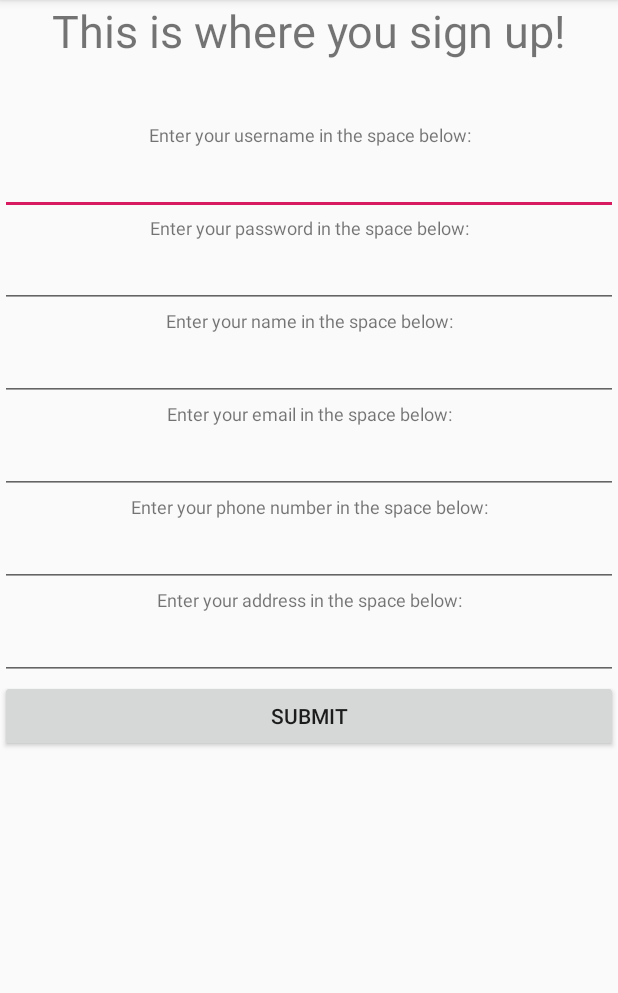
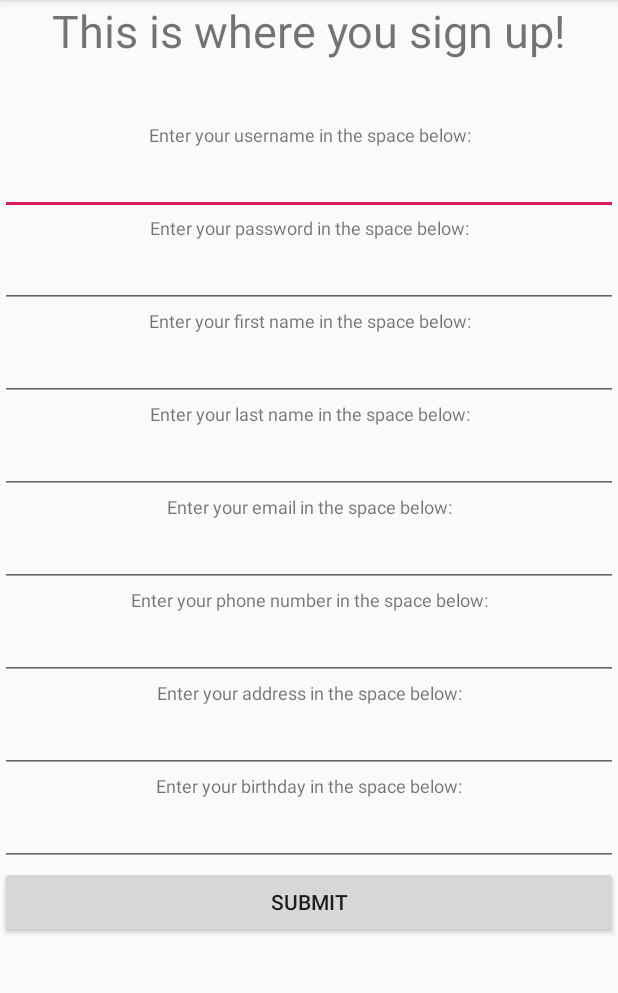
Before and after one commit to Wenxchn/AdvanceDirectives, an Android app: the Signup screen opened directly, with no data from a screen before it, on a phone screen of 412 x 824 dp, the part 84-1077 px from its top. Run offline under Robolectric (Android 15) with nearby library versions, the light colour scheme and no system bars.

Commit message:
updated people fields (birthday, names)

```diff
--- a/Android/app/src/main/java/edu/upenn/cis350/advanceddirectives/Home.java
+++ b/Android/app/src/main/java/edu/upenn/cis350/advanceddirectives/Home.java
@@ -17,9 +17,11 @@ public class Home extends AppCompatActivity {
         setContentView(R.layout.activity_home);
         String username = this.getIntent().getStringExtra("username");
         this.currentUser = MainActivity.database.getPerson(username);
-        ((TextView) findViewById(R.id.name)).setText(currentUser.getName());
+        ((TextView) findViewById(R.id.name)).setText(
+                currentUser.getFirstName() + " " + currentUser.getLastName());
         ((TextView) findViewById(R.id.email)).setText(currentUser.getEmail());
         ((TextView) findViewById(R.id.phone)).setText(currentUser.getPhone());
         ((TextView) findViewById(R.id.address)).setText(currentUser.getAddress());
+        ((TextView) findViewById(R.id.birthday)).setText(currentUser.getBirthday());
     }
 }
--- a/Android/app/src/main/java/edu/upenn/cis350/advanceddirectives/Signup.java
+++ b/Android/app/src/main/java/edu/upenn/cis350/advanceddirectives/Signup.java
@@ -23,13 +23,15 @@ public class Signup extends AppCompatActivity {
         Database db = MainActivity.database;
         String username = ((EditText) findViewById(R.id.username)).getText().toString();
         String password = ((EditText) findViewById(R.id.passowrd)).getText().toString();
-        String name = ((EditText) findViewById(R.id.name)).getText().toString();
+        String firstName = ((EditText) findViewById(R.id.firstName)).getText().toString();
+        String lastName = ((EditText) findViewById(R.id.lastName)).getText().toString();
         String email = ((EditText) findViewById(R.id.email)).getText().toString();
         String phone = ((EditText) findViewById(R.id.phone)).getText().toString();
         String address = ((EditText) findViewById(R.id.address)).getText().toString();
+        String birthday = ((EditText) findViewById(R.id.birthday)).getText().toString();
         if (db.isAvailable(username)) {
             Person currentUser = new Person(username, password,
-                    name, email, phone, address);
+                    firstName, lastName, email, phone, address, birthday);
             db.addPerson(currentUser);
             Toast.makeText(this, "Account created, you can now log in!",
                     Toast.LENGTH_LONG).show();
--- a/Android/app/src/main/res/layout/activity_signup.xml
+++ b/Android/app/src/main/res/layout/activity_signup.xml
@@ -51,9 +51,20 @@
             android:layout_height="wrap_content"
             android:gravity="center"
             android:textSize="12dp"
-            android:text="Enter your name in the space below:" />
+            android:text="Enter your first name in the space below:" />
         <EditText
-            android:id="@+id/name"
+            android:id="@+id/firstName"
+            android:layout_height="wrap_content"
+            android:layout_width="match_parent"
+            android:inputType="text"/>
+        <TextView
+            android:layout_width="match_parent"
+            android:layout_height="wrap_content"
+            android:gravity="center"
+            android:textSize="12dp"
+            android:text="Enter your last name in the space below:" />
+        <EditText
+            android:id="@+id/lastName"
             android:layout_height="wrap_content"
             android:layout_width="match_parent"
             android:inputType="text"/>
@@ -90,6 +101,17 @@
             android:layout_height="wrap_content"
             android:layout_width="match_parent"
             android:inputType="text"/>
+        <TextView
+            android:layout_width="match_parent"
+            android:layout_height="wrap_content"
+            android:gravity="center"
+            android:textSize="12dp"
+            android:text="Enter your birthday in the space below:" />
+        <EditText
+            android:id="@+id/birthday"
+            android:layout_height="wrap_content"
+            android:layout_width="match_parent"
+            android:inputType="text"/>
 
         <Button
             android:id="@+id/signup"
@@ -99,6 +121,7 @@
             android:text="Submit" />
 
 
+
     </LinearLayout>
 
 
```
Also changed, not shown: Android/app/src/main/java/edu/upenn/cis350/advanceddirectives/data/Person.java (+29 -8 lines), Android/app/src/main/res/layout/activity_home.xml (+13 -0 lines).
